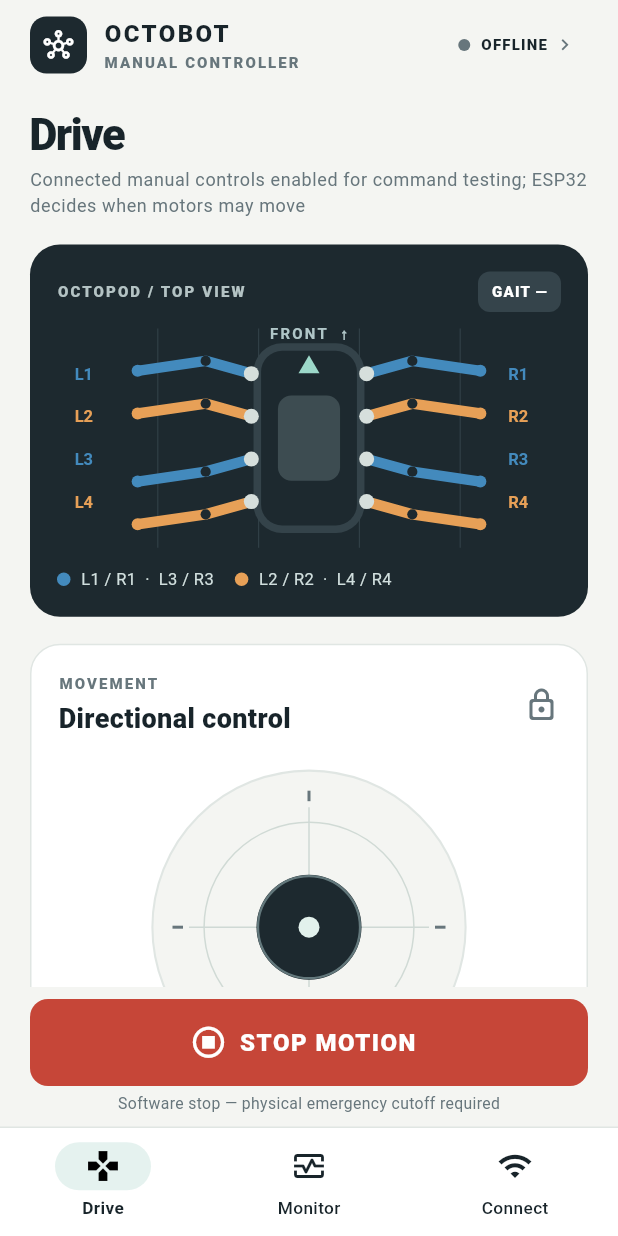
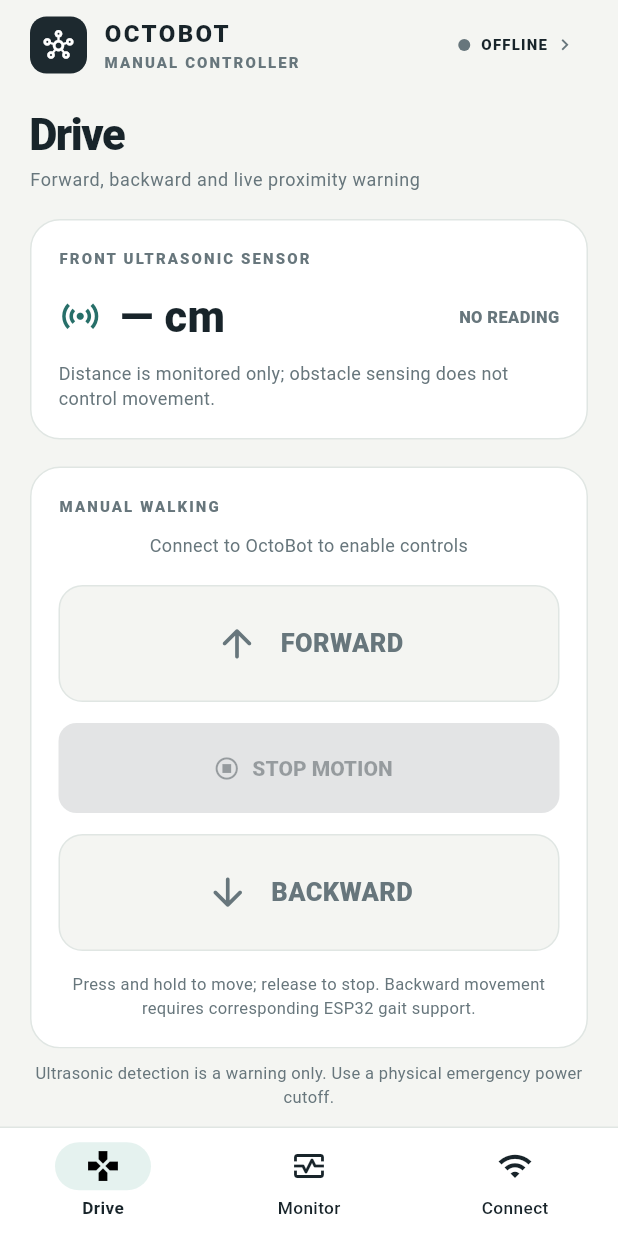
Before and after one commit to Mark-Batongbacal/OctoBot, a Flutter app: the screen it shows after launch, on a phone screen of 412 x 824 dp. Run offline on Flutter 3.47's test engine with Material 3 defaults, Android fonts, the phone set to English and light mode, and no system bars.

Commit message:
Simplify OctoBot manual control UI

```diff
--- a/flutter/lib/features/drive_screen.dart
+++ b/flutter/lib/features/drive_screen.dart
@@ -2,9 +2,7 @@ import 'package:flutter/material.dart';
 
 import '../app/octobot_theme.dart';
 import '../core/robot_connection.dart';
-import '../widgets/drive_joystick.dart';
 import '../widgets/panels.dart';
-import '../widgets/robot_schematic.dart';
 
 class DriveScreen extends StatelessWidget {
   const DriveScreen({required this.robot, super.key});
@@ -12,255 +10,122 @@ class DriveScreen extends StatelessWidget {
 
   @override
   Widget build(BuildContext context) {
-    final motionAllowed = robot.manualArmed;
+    final distance = robot.telemetry.distanceCm;
+    final fresh = robot.telemetryFresh;
+    final detected = fresh && robot.telemetry.obstacle == true;
+    final enabled = robot.manualArmed;
+
     return Column(children: [
       Expanded(child: PageFrame(children: [
         const PageHeading(title: 'Drive',
-        subtitle: 'Connected manual controls enabled for command testing; ESP32 decides when motors may move'),
-      _RobotCard(robot: robot),
-      Panel(child: Column(crossAxisAlignment: CrossAxisAlignment.stretch, children: [
-        Row(children: [
-          const Expanded(child: Column(
-            crossAxisAlignment: CrossAxisAlignment.start,
-            children: [
-              Overline('MOVEMENT'),
-              SizedBox(height: 3),
-              Text('Directional control', style: TextStyle(fontSize: 18,
-                fontWeight: FontWeight.w800)),
-            ],
-          )),
-          if (motionAllowed)
-            const Icon(Icons.lock_open_rounded, color: OctoColors.teal)
-          else
-            const Icon(Icons.lock_outline_rounded, color: OctoColors.muted),
-        ]),
-        const SizedBox(height: 10),
-        Center(child: DriveJoystick(
-          enabled: motionAllowed,
-          onChanged: (value) => robot.setMotion(
-            nextForward: -value.dy, nextTurn: value.dx,
-          ),
-        )),
-        Text(
-          robot.motionLockReason,
-          textAlign: TextAlign.center,
-          style: const TextStyle(fontSize: 12, color: OctoColors.muted),
-        ),
-        if (robot.connected && !motionAllowed) ...[
-          const SizedBox(height: 12),
-          OutlinedButton.icon(
-            onPressed: () => robot.requestMode('manual'),
-            icon: const Icon(Icons.pan_tool_alt_outlined),
-            label: const Text('Request manual mode'),
-          ),
-        ],
-        const SizedBox(height: 18),
-        const Overline('HOLD-TO-MOVE DIRECTIONS'),
-        const SizedBox(height: 8),
-        _DirectionPad(robot: robot, enabled: motionAllowed),
-        const SizedBox(height: 6),
-        const Text(
-          'Left/right rotate the body; diagonals are curved steering, not lateral strafing. '
-          'Sideways is unavailable until the leg geometry is validated.',
-          style: TextStyle(fontSize: 11, color: OctoColors.muted),
-          textAlign: TextAlign.center,
-        ),
-        const SizedBox(height: 20),
-        Row(children: [
-          const Expanded(child: Text('Walking speed', style: TextStyle(
-            fontWeight: FontWeight.w700))),
-          Text('${(robot.speed * 100).round()}%',
-            style: const TextStyle(fontWeight: FontWeight.w800, color: OctoColors.teal)),
-        ]),
-        Slider(
-          min: .10, max: 1, divisions: 18,
-          value: robot.speed,
-          label: '${(robot.speed * 100).round()}%',
-          onChanged: robot.setSpeed,
-        ),
-        if (robot.telemetry.speedCap != null)
-          Text(
-            'ESP32 commissioning cap: ${(robot.telemetry.speedCap! * 100).round()}% '
-            '(higher app settings cannot override it)',
-            style: const TextStyle(fontSize: 11, color: OctoColors.muted),
-          ),
-        const SizedBox(height: 4),
-        const Overline('GAIT PROFILE'),
+          subtitle: 'Forward, backward and live proximity warning'),
+        Panel(child: Column(crossAxisAlignment: CrossAxisAlignment.start, children: [
+          const Overline('FRONT ULTRASONIC SENSOR'),
           const SizedBox(height: 10),
           Row(children: [
-          Expanded(child: _GaitButton(
-            label: 'Reciprocal', note: 'Primary',
-            active: robot.gait == 'reciprocal',
-            onPressed: () => robot.setGait('reciprocal'),
+            const Icon(Icons.sensors_outlined, size: 29, color: OctoColors.teal),
+            const SizedBox(width: 12),
+            Expanded(child: Text(
+              fresh && distance != null ? '${distance.toStringAsFixed(1)} cm' : '— cm',
+              style: const TextStyle(fontSize: 29, fontWeight: FontWeight.w900),
             )),
-          const SizedBox(width: 10),
-          Expanded(child: _GaitButton(
-            label: 'Wave', note: 'Fallback',
-            active: robot.gait == 'wave',
-            onPressed: () => robot.setGait('wave'),
-          )),
+            Text(!fresh || distance == null ? 'NO READING'
+                : detected ? 'OBSTACLE DETECTED' : 'CLEAR',
+              style: TextStyle(fontSize: 11, fontWeight: FontWeight.w800,
+                color: detected ? OctoColors.danger : OctoColors.muted)),
           ]),
+          const SizedBox(height: 8),
+          Text(detected
+              ? 'Nearby object detected. This warning does not stop the robot.'
+              : 'Distance is monitored only; obstacle sensing does not control movement.',
+            style: TextStyle(fontSize: 12,
+              color: detected ? OctoColors.danger : OctoColors.muted)),
+        ])),
+        Panel(child: Column(crossAxisAlignment: CrossAxisAlignment.stretch, children: [
+          const Overline('MANUAL WALKING'),
+          const SizedBox(height: 10),
+          Text(robot.motionLockReason, textAlign: TextAlign.center,
+            style: const TextStyle(fontSize: 12, color: OctoColors.muted)),
+          const SizedBox(height: 18),
+          _HoldDirection(
+            label: 'FORWARD', icon: Icons.arrow_upward_rounded,
+            enabled: enabled,
+            onStart: () => robot.setMotion(nextForward: 0.65, nextTurn: 0),
+            onEnd: robot.stop,
+          ),
+          const SizedBox(height: 14),
+          FilledButton.icon(
+            onPressed: robot.connected ? robot.stop : null,
+            style: FilledButton.styleFrom(
+              backgroundColor: OctoColors.danger,
+              foregroundColor: Colors.white,
+              minimumSize: const Size.fromHeight(60)),
+            icon: const Icon(Icons.stop_circle_outlined),
+            label: const Text('STOP MOTION',
+              style: TextStyle(fontWeight: FontWeight.w900)),
+          ),
+          const SizedBox(height: 14),
+          _HoldDirection(
+            label: 'BACKWARD', icon: Icons.arrow_downward_rounded,
+            enabled: enabled,
+            onStart: () => robot.setMotion(nextForward: -0.65, nextTurn: 0),
+            onEnd: robot.stop,
+          ),
+          const SizedBox(height: 14),
+          const Text('Press and hold to move; release to stop. '
+            'Backward movement requires corresponding ESP32 gait support.',
+            textAlign: TextAlign.center,
+            style: TextStyle(fontSize: 11, color: OctoColors.muted)),
         ])),
       ])),
       Container(
+        width: double.infinity,
         color: OctoColors.canvas,
-        padding: const EdgeInsets.fromLTRB(20, 8, 20, 8),
-        child: Center(child: ConstrainedBox(
-          constraints: const BoxConstraints(maxWidth: 580),
-          child: Column(mainAxisSize: MainAxisSize.min, children: [
-            SizedBox(width: double.infinity, child: FilledButton.icon(
-              style: FilledButton.styleFrom(
-                backgroundColor: OctoColors.danger,
-                foregroundColor: Colors.white,
-                minimumSize: const Size.fromHeight(58),
-              ),
-              onPressed: () {
-                robot.stop();
-                if (!robot.connected) {
-                  ScaffoldMessenger.of(context).showSnackBar(const SnackBar(
-                    content: Text('Robot offline — no STOP command was transmitted.'),
-                  ));
-                }
-              },
-              icon: const Icon(Icons.stop_circle_outlined, size: 25),
-              label: const Text('STOP MOTION', style: TextStyle(fontSize: 16,
-                fontWeight: FontWeight.w900, letterSpacing: 1)),
-            )),
-            const SizedBox(height: 4),
-            const Text('Software stop — physical emergency cutoff required',
-              style: TextStyle(color: OctoColors.muted, fontSize: 10.5)),
-          ]),
-        )),
+        padding: const EdgeInsets.fromLTRB(20, 8, 20, 12),
+        child: const Text(
+          'Ultrasonic detection is a warning only. Use a physical emergency power cutoff.',
+          textAlign: TextAlign.center,
+          style: TextStyle(fontSize: 11, color: OctoColors.muted)),
       ),
     ]);
   }
 }
 
-class _RobotCard extends StatelessWidget {
-  const _RobotCard({required this.robot});
-  final RobotConnection robot;
+class _HoldDirection extends StatelessWidget {
+  const _HoldDirection({required this.label, required this.icon,
+    required this.enabled, required this.onStart, required this.onEnd});
+
+  final String label;
+  final IconData icon;
+  final bool enabled;
+  final VoidCallback onStart;
+  final VoidCallback onEnd;
 
   @override
-  Widget build(BuildContext context) => Container(
-    padding: const EdgeInsets.fromLTRB(18, 18, 18, 17),
-    decoration: BoxDecoration(
-      color: OctoColors.dark,
-      borderRadius: BorderRadius.circular(20),
-    ),
-    child: Column(crossAxisAlignment: CrossAxisAlignment.start, children: [
-      Row(children: [
-        const Expanded(child: Overline('OCTOPOD / TOP VIEW', color: Color(0xFFB4C3C4))),
-        Container(
-          padding: const EdgeInsets.symmetric(horizontal: 9, vertical: 6),
-          decoration: BoxDecoration(color: const Color(0xFF35444B),
-            borderRadius: BorderRadius.circular(8)),
-          child: Text(robot.telemetry.gaitPhase == null
-              ? 'GAIT —' : 'PHASE ${robot.telemetry.gaitPhase}',
-            style: const TextStyle(color: Colors.white, fontSize: 10,
-              fontWeight: FontWeight.w800, letterSpacing: .8)),
-        ),
-      ]),
-      const SizedBox(height: 7),
-      const RobotSchematic(),
-      const SizedBox(height: 9),
-      const GroupLegend(onDark: true),
-    ]),
-  );
-}
-
-class _GaitButton extends StatelessWidget {
-  const _GaitButton({required this.label, required this.note,
-    required this.active, required this.onPressed});
-  final String label;
-  final String note;
-  final bool active;
-  final VoidCallback onPressed;
-
-  @override
-  Widget build(BuildContext context) => OutlinedButton(
-    onPressed: onPressed,
-    style: OutlinedButton.styleFrom(
-      padding: const EdgeInsets.symmetric(horizontal: 11, vertical: 14),
-      backgroundColor: active ? OctoColors.tealWash : OctoColors.paper,
-      side: BorderSide(color: active ? OctoColors.teal : OctoColors.line),
-    ),
-    child: Column(children: [
-      Text(label, style: TextStyle(color: OctoColors.ink,
-        fontSize: 13, fontWeight: active ? FontWeight.w800 : FontWeight.w600)),
-      const SizedBox(height: 3),
-      Text(note, style: const TextStyle(fontSize: 10, color: OctoColors.muted)),
-    ]),
-  );
-}
-
-
-/// Press and hold for continuous commands; release/cancel always stops.
-/// Forward+turn inputs are differential steering, not true strafing.
-class _DirectionPad extends StatelessWidget {
-  const _DirectionPad({required this.robot, required this.enabled});
-  final RobotConnection robot;
-  final bool enabled;
-
-  @override
-  Widget build(BuildContext context) => Column(children: [
-    Row(children: [
-      _button('Forward left', Icons.north_west, 0.65, -0.35),
-      _button('Forward', Icons.north, 0.65, 0),
-      _button('Forward right', Icons.north_east, 0.65, 0.35),
-    ]),
-    const SizedBox(height: 6),
-    Row(children: [
-      _button('Turn left', Icons.rotate_left, 0, -0.6),
-      Expanded(child: Padding(
-        padding: const EdgeInsets.symmetric(horizontal: 3),
-        child: OutlinedButton(
-          onPressed: robot.stop,
-          child: const Text('STOP'),
-        ),
-      )),
-      _button('Turn right', Icons.rotate_right, 0, 0.6),
-    ]),
-    const SizedBox(height: 6),
-    Row(children: [
-      _button('Reverse left', Icons.south_west, -0.65, -0.35),
-      _button('Reverse', Icons.south, -0.65, 0),
-      _button('Reverse right', Icons.south_east, -0.65, 0.35),
-    ]),
-  ]);
-
-  Widget _button(String label, IconData icon, double forward, double turn) =>
-      Expanded(child: Padding(
-        padding: const EdgeInsets.symmetric(horizontal: 3),
-        child: Semantics(
-          label: 'Hold to $label; release to stop',
+  Widget build(BuildContext context) => Semantics(
+    label: 'Hold to move ${label.toLowerCase()}, release to stop',
     button: true,
     enabled: enabled,
     child: GestureDetector(
       behavior: HitTestBehavior.opaque,
-            onTapDown: enabled ? (_) => robot.setMotion(
-                nextForward: forward, nextTurn: turn) : null,
-            onTapUp: enabled ? (_) => robot.setMotion(
-                nextForward: 0, nextTurn: 0) : null,
-            onTapCancel: enabled ? () => robot.setMotion(
-                nextForward: 0, nextTurn: 0) : null,
+      onTapDown: enabled ? (_) => onStart() : null,
+      onTapUp: enabled ? (_) => onEnd() : null,
+      onTapCancel: enabled ? onEnd : null,
       child: Container(
-              height: 54,
+        height: 78,
         decoration: BoxDecoration(
           color: enabled ? OctoColors.tealWash : OctoColors.canvas,
-                border: Border.all(color: OctoColors.line),
-                borderRadius: BorderRadius.circular(10),
-              ),
-              child: Column(mainAxisAlignment: MainAxisAlignment.center,
-                children: [
-                  Icon(icon, size: 21,
+          borderRadius: BorderRadius.circular(16),
+          border: Border.all(color: OctoColors.line)),
+        child: Row(mainAxisAlignment: MainAxisAlignment.center, children: [
+          Icon(icon, size: 30,
             color: enabled ? OctoColors.teal : OctoColors.muted),
-                  Text(label, textAlign: TextAlign.center,
-                    style: const TextStyle(
-                      fontSize: 9, color: OctoColors.muted)),
-                ],
+          const SizedBox(width: 14),
+          Text(label, style: TextStyle(
+            fontSize: 17, fontWeight: FontWeight.w900,
+            color: enabled ? OctoColors.ink : OctoColors.muted)),
+        ]),
       ),
     ),
-          ),
-        ),
-      ));
+  );
 }
```
Lines whose indentation alone changed are shown as unchanged.
